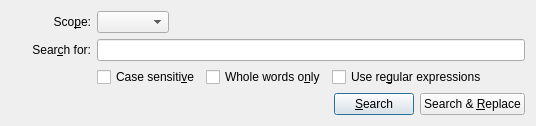
F8LEFT/ART, file lib/Find/FindConfig.ui: the form before one commit.
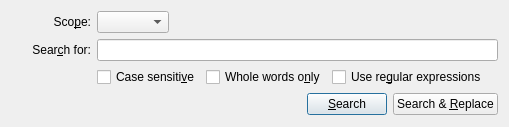
The form after the commit.

Patch:
```diff
--- a/lib/Find/FindConfig.ui
+++ b/lib/Find/FindConfig.ui
@@ -6,8 +6,8 @@
    <rect>
     <x>0</x>
     <y>0</y>
-    <width>536</width>
-    <height>124</height>
+    <width>509</width>
+    <height>127</height>
    </rect>
   </property>
   <property name="windowTitle">
@@ -188,6 +188,19 @@
      </item>
     </layout>
    </item>
+   <item row="4" column="0">
+    <spacer name="verticalSpacer">
+     <property name="orientation">
+      <enum>Qt::Vertical</enum>
+     </property>
+     <property name="sizeHint" stdset="0">
+      <size>
+       <width>20</width>
+       <height>40</height>
+      </size>
+     </property>
+    </spacer>
+   </item>
   </layout>
  </widget>
  <resources/>
```
Left out of the diff: 82 changed lines with no effect on the pictures.
